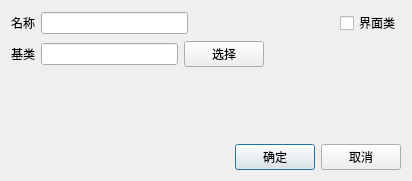
First picture: the form in editor/script/JZNodeClassEditDialog.ui, repository xiongqiumin/JZNodeEditor, before the edit.
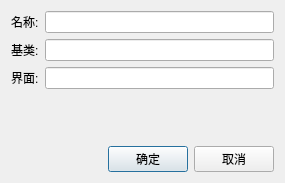
Second picture: the form after the edit.

What changed in the file:
```diff
--- a/editor/script/JZNodeClassEditDialog.ui
+++ b/editor/script/JZNodeClassEditDialog.ui
@@ -6,8 +6,8 @@
    <rect>
     <x>0</x>
     <y>0</y>
-    <width>412</width>
-    <height>181</height>
+    <width>285</width>
+    <height>183</height>
    </rect>
   </property>
   <property name="windowTitle">
@@ -34,33 +34,13 @@
         <item>
          <widget class="QLabel" name="label_3">
           <property name="text">
-           <string>名称</string>
+           <string>名称:</string>
           </property>
          </widget>
         </item>
         <item>
          <widget class="QLineEdit" name="lineClassName"/>
         </item>
-        <item>
-         <spacer name="horizontalSpacer">
-          <property name="orientation">
-           <enum>Qt::Horizontal</enum>
-          </property>
-          <property name="sizeHint" stdset="0">
-           <size>
-            <width>40</width>
-            <height>20</height>
-           </size>
-          </property>
-         </spacer>
-        </item>
-        <item>
-         <widget class="QCheckBox" name="boxIsUI">
-          <property name="text">
-           <string>界面类</string>
-          </property>
-         </widget>
-        </item>
        </layout>
       </item>
       <item>
@@ -68,38 +48,46 @@
         <item>
          <widget class="QLabel" name="label">
           <property name="text">
-           <string>基类</string>
+           <string>基类:</string>
           </property>
          </widget>
         </item>
         <item>
          <widget class="QLineEdit" name="lineBaseClass"/>
         </item>
-        <item>
-         <widget class="QPushButton" name="btnSelect">
-          <property name="text">
-           <string>选择</string>
-          </property>
-         </widget>
-        </item>
-        <item>
-         <spacer name="horizontalSpacer_3">
-          <property name="orientation">
-           <enum>Qt::Horizontal</enum>
-          </property>
-          <property name="sizeHint" stdset="0">
-           <size>
-            <width>40</width>
-            <height>20</height>
-           </size>
-          </property>
-         </spacer>
-        </item>
        </layout>
       </item>
      </layout>
     </widget>
    </item>
+   <item>
+    <widget class="QWidget" name="widget_2" native="true">
+     <layout class="QHBoxLayout" name="horizontalLayout_4">
+      <property name="leftMargin">
+       <number>0</number>
+      </property>
+      <property name="topMargin">
+       <number>0</number>
+      </property>
+      <property name="rightMargin">
+       <number>0</number>
+      </property>
+      <property name="bottomMargin">
+       <number>0</number>
+      </property>
+      <item>
+       <widget class="QLabel" name="label_2">
+        <property name="text">
+         <string>界面:</string>
+        </property>
+       </widget>
+      </item>
+      <item>
+       <widget class="QLineEdit" name="lineUi"/>
+      </item>
+     </layout>
+    </widget>
+   </item>
    <item>
     <spacer name="verticalSpacer">
      <property name="orientation">
```
Left out of the diff: 2 changed lines with no effect on the pictures.
